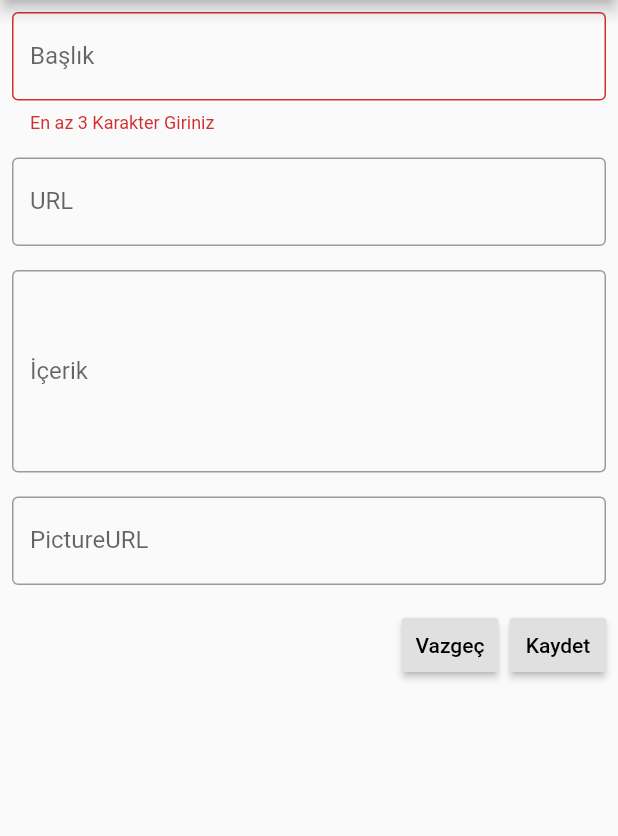
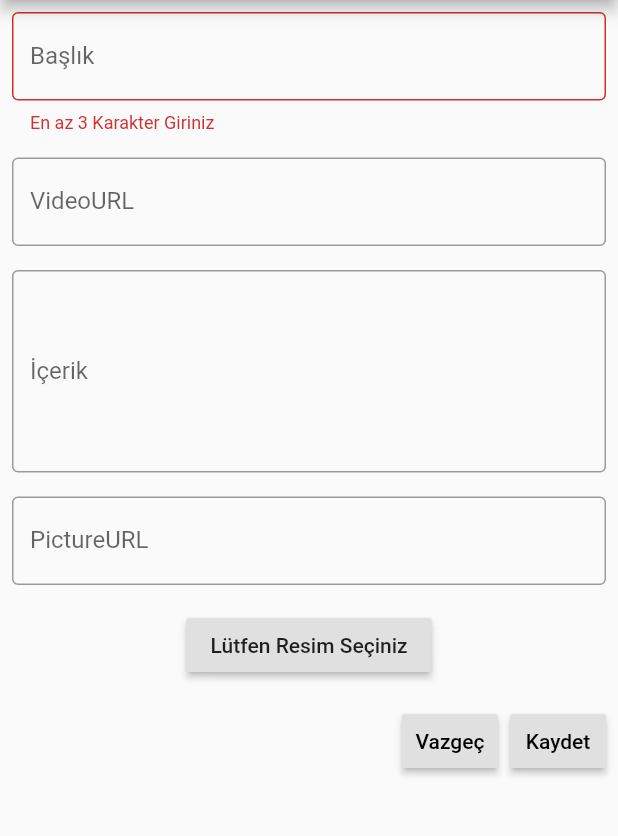
Before and after one commit to mutesellim/receipt_app, a Flutter app: the ReceiptAddingPage screen opened directly, after a tap on "Kaydet", on a phone screen of 412 x 824 dp, the part 84-920 px from its top. Run offline on Flutter 3.47's test engine with Material 2 defaults, Android fonts, the light colour scheme and no system bars; our stand-ins replace cloud_firestore, firebase_auth, firebase_storage, image_picker; accounts and stored records are empty.

Commit message:
Resim Yükleme Arayüzü Oluşturuldu

```diff
--- a/lib/receipt_adding_page.dart
+++ b/lib/receipt_adding_page.dart
@@ -1,5 +1,9 @@
+import 'dart:io';
+
 import 'package:cloud_firestore/cloud_firestore.dart';
+import 'package:firebase_storage/firebase_storage.dart';
 import 'package:flutter/material.dart';
+import 'package:image_picker/image_picker.dart';
 
 class ReceiptAddingPage extends StatefulWidget {
   @override
@@ -14,12 +18,23 @@ class _ReceiptAddingPageState extends State<ReceiptAddingPage> {
   Map<String, dynamic> _myReceipts = Map();
   String _receiptTitle, _receiptDescription, _videoURL, _pictureURL;
   int _counter;
+  final _storage = FirebaseStorage.instance;
+  PickedFile _image;
+  var _file;
+  final _picker = ImagePicker();
 
   @override
   void initState() {
     // TODO: implement initState
     super.initState();
     getCounter().then((value) => _counter = value);
+  }
+
+  getImage() async {
+    _image = await _picker.getImage(source: ImageSource.gallery);
+    setState(() {
+      _file = File(_image.path);
+    });
   }
 
   Future<int> getCounter() async {
@@ -68,7 +83,7 @@ class _ReceiptAddingPageState extends State<ReceiptAddingPage> {
                   },
                   decoration: InputDecoration(
                       hintText: "Video için URL Giriniz",
-                      labelText: "URL",
+                      labelText: "VideoURL",
                       border: OutlineInputBorder()),
                 ),
               ),
@@ -92,10 +107,24 @@ class _ReceiptAddingPageState extends State<ReceiptAddingPage> {
                     _pictureURL = text;
                   },
                   decoration: InputDecoration(
-                      hintText: "Resim URL giriniz",
+                      hintText: "Resim Adı giriniz",
                       labelText: "PictureURL",
                       border: OutlineInputBorder()),
                 ),
+              ),
+              Padding(
+                padding: const EdgeInsets.all(8.0),
+                child: _file == null
+                    ? RaisedButton(
+                        onPressed: () => getImage(),
+                        child: Text("Lütfen Resim Seçiniz"),
+                      )
+                    : Container(
+                        height: 80,
+                        width: 80,
+                        child: Center(
+                          child: Image.file(File(_file.path)),
+                        )),
               ),
               ButtonBar(
                 children: [
@@ -125,10 +154,14 @@ class _ReceiptAddingPageState extends State<ReceiptAddingPage> {
                         _firestore
                             .document("receipts/allreceipts/")
                             .setData(_myCounter);
+                        saveToFireStore();
 
-
-                        Future.delayed(const Duration(seconds: 2),
-                            () => _formKey.currentState.reset());
+                        Future.delayed(const Duration(seconds: 2), () {
+                          _formKey.currentState.reset();
+                          setState(() {
+                            _file = null;
+                          });
+                        });
                         _scaffoldKey.currentState.showSnackBar(SnackBar(
                           content: Text("Tarif Eklendi"),
                           duration: Duration(seconds: 2),
@@ -149,4 +182,12 @@ class _ReceiptAddingPageState extends State<ReceiptAddingPage> {
   void _incrementCounter() {
     _counter++;
   }
+
+  Future<void> saveToFireStore() async {
+    if (_image != null && _pictureURL != null) {
+      await _storage.ref().child('' + _pictureURL).putFile(_file).onComplete;
+    } else {
+      print("No Path Received");
+    }
+  }
 }
--- a/pubspec.yaml
+++ b/pubspec.yaml
@@ -21,6 +21,7 @@ dependencies:
   url_launcher: ^5.5.0
   flappy_search_bar: ^1.7.2
   firebase_storage: ^3.1.6
+  image_picker: ^0.6.7+8
 
 dev_dependencies:
   flutter_test:
```
Also changed, not shown: lib/receipt_detail_page.dart (+6 -5 lines), lib/receipt_list.dart (+30 -21 lines), pubspec.lock, 9 other files.
